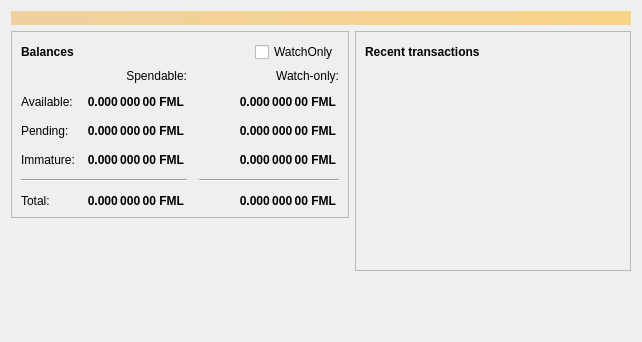
Qt form src/qt/forms/overviewpage.ui (xblocker/poc-proj) before a commit.
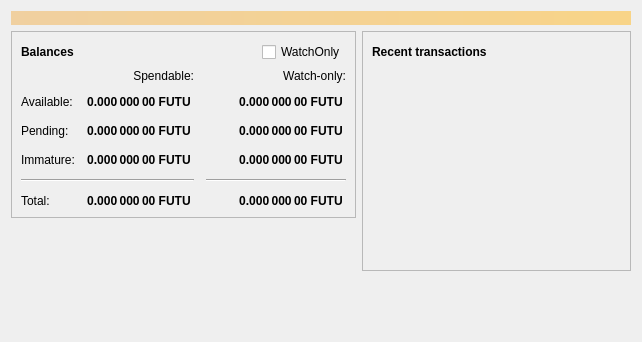
The same form after that commit. Icons and pictures are not drawn.

Diff of the .ui file:
```diff
--- a/src/qt/forms/overviewpage.ui
+++ b/src/qt/forms/overviewpage.ui
@@ -139,7 +139,7 @@
                <string>Unconfirmed transactions to watch-only addresses</string>
               </property>
               <property name="text">
-               <string notr="true">0.000 000 00 FML </string>
+               <string notr="true">0.000 000 00 FUTU </string>
               </property>
               <property name="alignment">
                <set>Qt::AlignRight|Qt::AlignTrailing|Qt::AlignVCenter</set>
@@ -164,7 +164,7 @@
                <string>Total of transactions that have yet to be confirmed, and do not yet count toward the spendable balance</string>
               </property>
               <property name="text">
-               <string notr="true">0.000 000 00 FML </string>
+               <string notr="true">0.000 000 00 FUTU </string>
               </property>
               <property name="alignment">
                <set>Qt::AlignRight|Qt::AlignTrailing|Qt::AlignVCenter</set>
@@ -189,7 +189,7 @@
                <string>Mined balance in watch-only addresses that has not yet matured</string>
               </property>
               <property name="text">
-               <string notr="true">0.000 000 00 FML </string>
+               <string notr="true">0.000 000 00 FUTU </string>
               </property>
               <property name="alignment">
                <set>Qt::AlignRight|Qt::AlignTrailing|Qt::AlignVCenter</set>
@@ -247,7 +247,7 @@
                <string>Mined balance that has not yet matured</string>
               </property>
               <property name="text">
-               <string notr="true">0.000 000 00 FML </string>
+               <string notr="true">0.000 000 00 FUTU </string>
               </property>
               <property name="alignment">
                <set>Qt::AlignRight|Qt::AlignTrailing|Qt::AlignVCenter</set>
@@ -292,7 +292,7 @@
                <string>Your current total balance</string>
               </property>
               <property name="text">
-               <string notr="true">0.000 000 00 FML </string>
+               <string notr="true">0.000 000 00 FUTU </string>
               </property>
               <property name="alignment">
                <set>Qt::AlignRight|Qt::AlignTrailing|Qt::AlignVCenter</set>
@@ -317,7 +317,7 @@
                <string>Current total balance in watch-only addresses</string>
               </property>
               <property name="text">
-               <string notr="true">0.000 000 00 FML </string>
+               <string notr="true">0.000 000 00 FUTU </string>
               </property>
               <property name="alignment">
                <set>Qt::AlignRight|Qt::AlignTrailing|Qt::AlignVCenter</set>
@@ -359,7 +359,7 @@
                <string>Your current spendable balance</string>
               </property>
               <property name="text">
-               <string notr="true">0.000 000 00 FML </string>
+               <string notr="true">0.000 000 00 FUTU </string>
               </property>
               <property name="alignment">
                <set>Qt::AlignRight|Qt::AlignTrailing|Qt::AlignVCenter</set>
@@ -384,7 +384,7 @@
                <string>Your current balance in watch-only addresses</string>
               </property>
               <property name="text">
-               <string notr="true">0.000 000 00 FML </string>
+               <string notr="true">0.000 000 00 FUTU </string>
               </property>
               <property name="alignment">
                <set>Qt::AlignRight|Qt::AlignTrailing|Qt::AlignVCenter</set>
```
Left out of the diff: 4 changed lines with no effect on the pictures.
